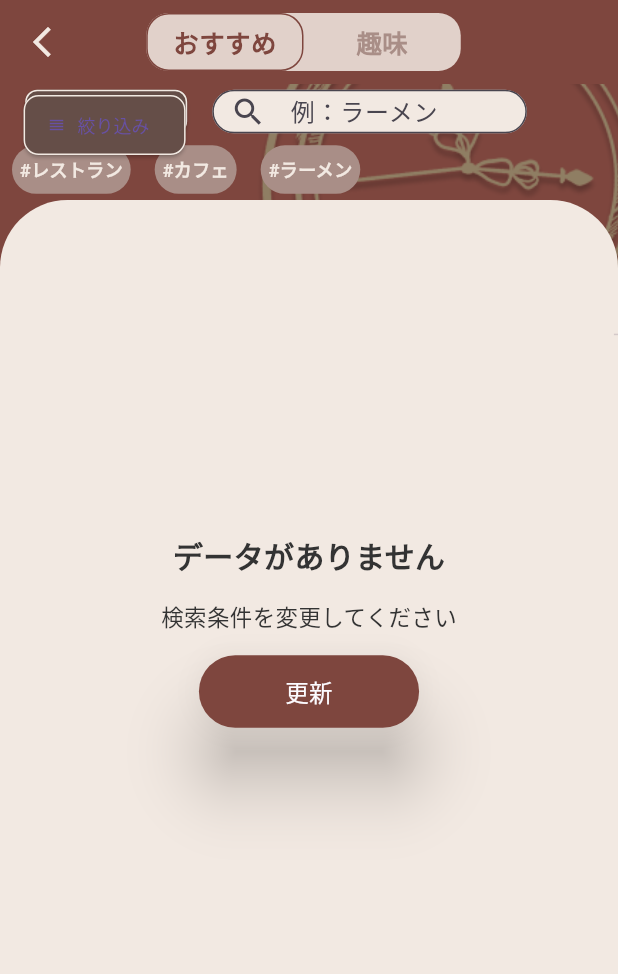
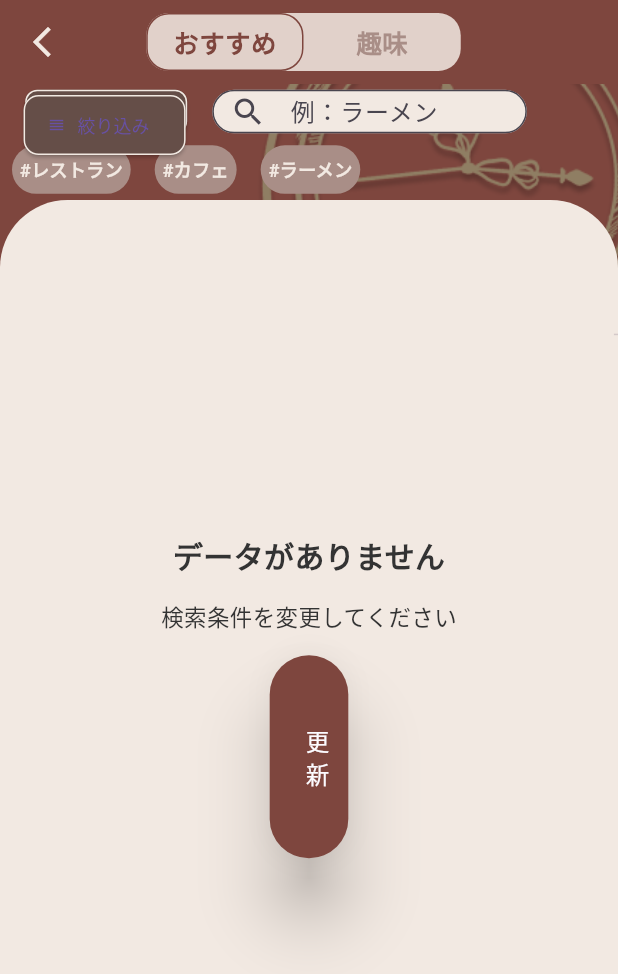
Before and after one commit to k-hinata515/time_alchemy_app, a Flutter app: the Add_destination_Page screen opened directly, on a phone screen of 412 x 824 dp. Shown: the top 974 px of the screen. Run offline on Flutter 3.47's test engine with Material 3 defaults, Android fonts, the light colour scheme and no system bars; our stand-ins replace cloud_firestore, device_preview, dotted_border, firebase_auth, firebase_core, flutter_rating_bar and 7 more; missing offline and left inert: google_place; accounts and stored records are empty; generated files the repository leaves out were written again.

Commit message:
[update]コードを修正しました

```diff
--- a/lib/View/add_destination_page.dart
+++ b/lib/View/add_destination_page.dart
@@ -877,8 +877,8 @@ class _Add_destination_Page extends State<Add_destination_Page> {
                                     // await _nearbySearchRequest();   //test
                                   });
                                 },
-                                width: 140,
-                                height: 50,
+                                width: 50,
+                                height: 140,
                               ),
                             )
                           ],
```
Also changed, not shown: lib/View/search_page.dart (+6 -12 lines).
